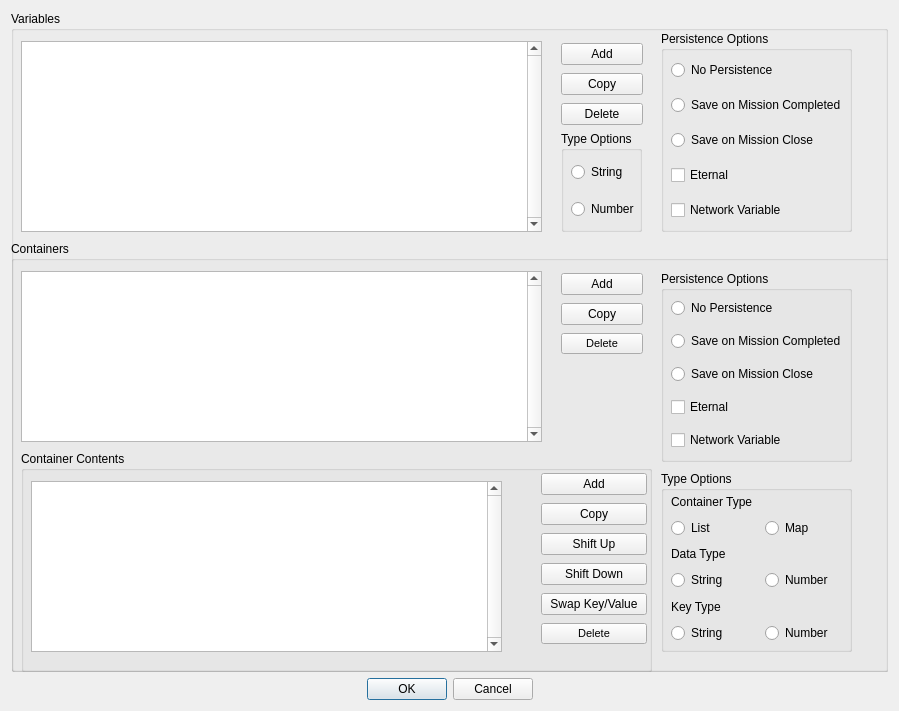
This is qtfred/ui/VariableDialog.ui in scp-fs2open/fs2open.github.com as Qt 5 draws it before an edit. The edited form follows.
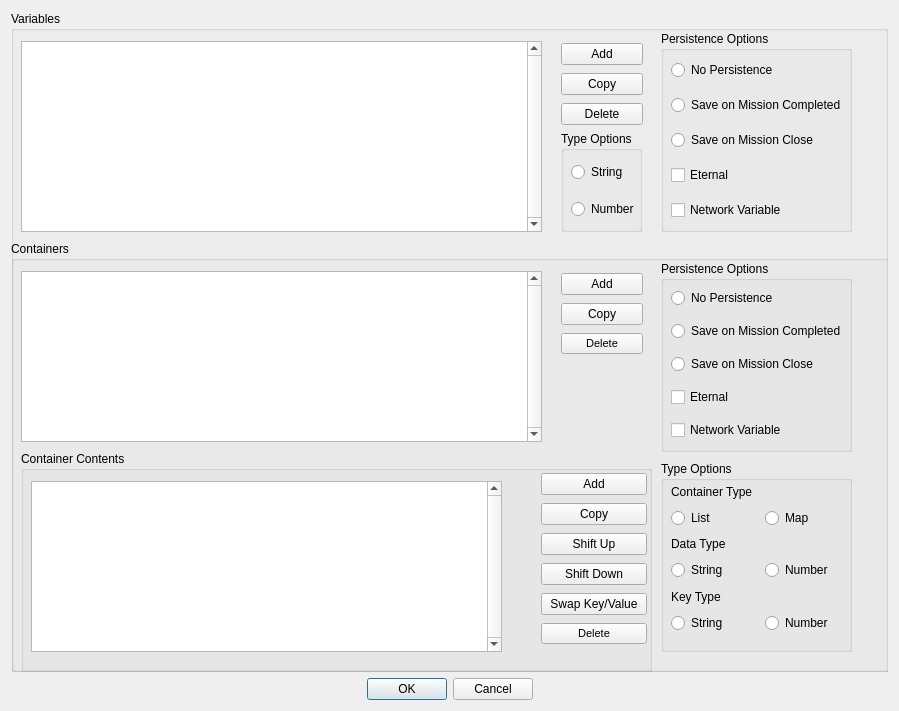
This is the edited form.

Commit message: More spacing adjustments and text changes

```diff
--- a/qtfred/ui/VariableDialog.ui
+++ b/qtfred/ui/VariableDialog.ui
@@ -377,7 +377,7 @@
          <property name="geometry">
           <rect>
            <x>650</x>
-           <y>30</y>
+           <y>20</y>
            <width>191</width>
            <height>191</height>
           </rect>
@@ -437,9 +437,9 @@
          <property name="geometry">
           <rect>
            <x>650</x>
-           <y>230</y>
+           <y>220</y>
            <width>191</width>
-           <height>181</height>
+           <height>191</height>
           </rect>
          </property>
          <property name="title">
```
The commit also changes 2 other files.
